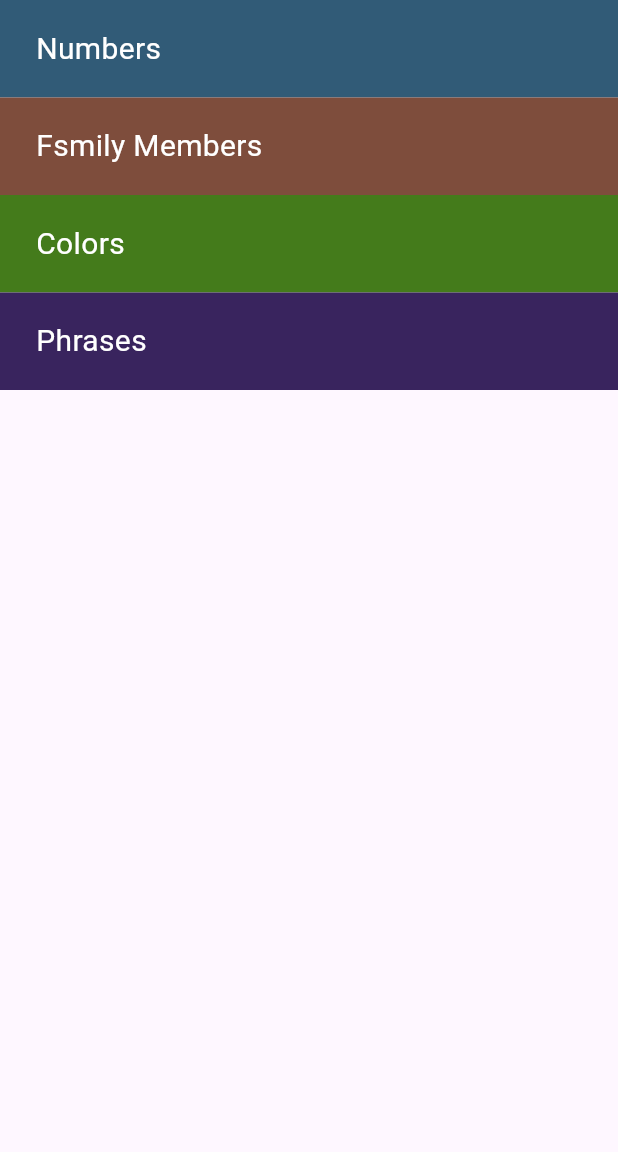
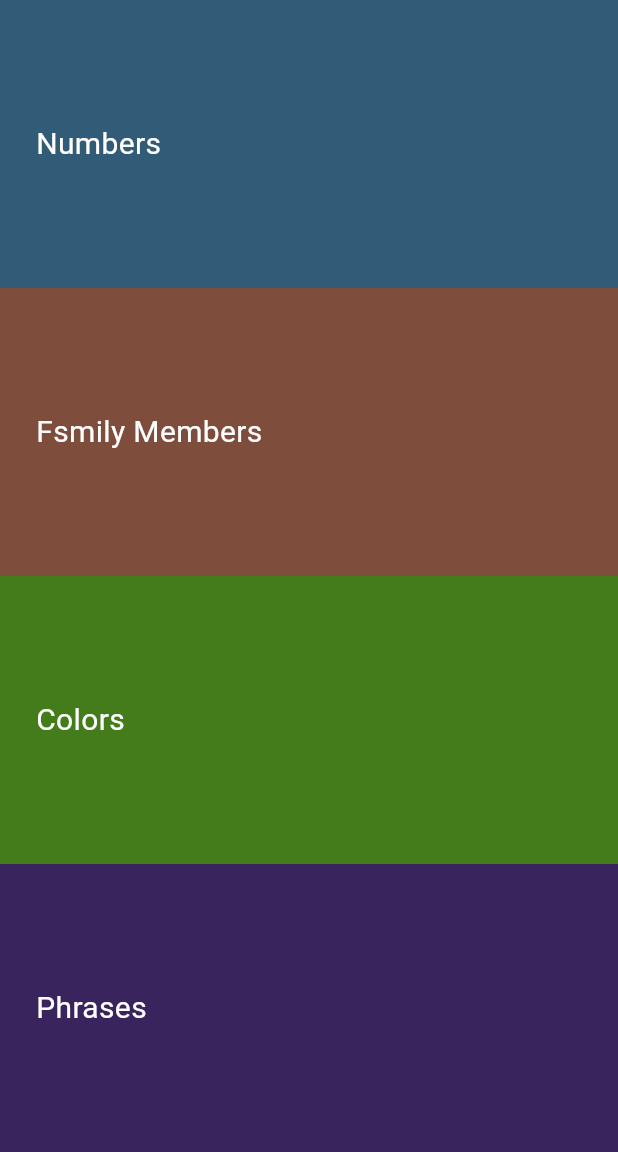
Before and after one commit to Tarekanis04/Toku-app, a Flutter app: the screen it shows after launch, on a phone screen of 412 x 824 dp, the part 84-1236 px from its top. Run offline on Flutter 3.47's test engine with Material 3 defaults, Android fonts, the phone set to English and light mode, and no system bars; our stand-ins replace audioplayers.

```diff
--- a/lib/components/Category_item.dart
+++ b/lib/components/Category_item.dart
@@ -1,28 +1,25 @@
-
 import 'package:flutter/material.dart';
 
-
 class Category extends StatelessWidget {
-  Category({super.key, this.text,this.color,this.ontap});
+  Category({super.key, this.text, this.color, this.ontap});
   String? text;
   Color? color;
   Function()? ontap;
   @override
   Widget build(BuildContext context) {
-    return GestureDetector(
+    return Expanded(
+      child: GestureDetector(
         onTap: ontap,
         child: Container(
           alignment: Alignment.centerLeft,
           padding: EdgeInsets.only(left: 24),
           color: color,
-                height: 65,
           width: double.infinity,
           child: Text(
             text!,
-                  style: TextStyle(
-                    fontSize: 20,
-                    color: Colors.white
-                  ),),
+            style: TextStyle(fontSize: 20, color: Colors.white),
+          ),
+        ),
       ),
     );
   }
--- a/lib/screens/home_page.dart
+++ b/lib/screens/home_page.dart
@@ -22,8 +22,7 @@ class HomePage extends StatelessWidget {
             ),
           ),
         ),
-        body: Expanded(
-          child: Column(
+        body: Column(
           children: [
             Category(
               ontap: () {
@@ -63,7 +62,6 @@ class HomePage extends StatelessWidget {
             ),
           ],
         ),
-        ),
       );
   }
 }
```
Lines whose indentation alone changed are shown as unchanged.
